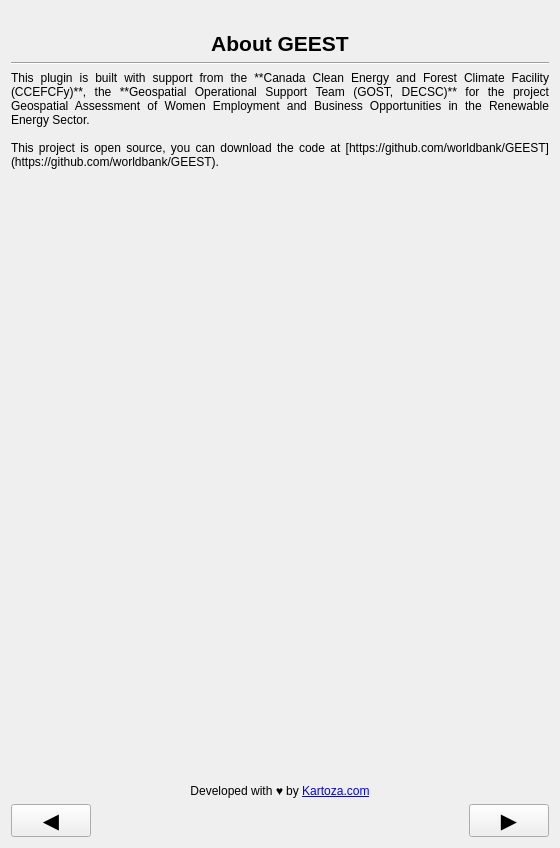
worldbank/GEEST, file geest/ui/credits_panel_base.ui: the form before one commit.
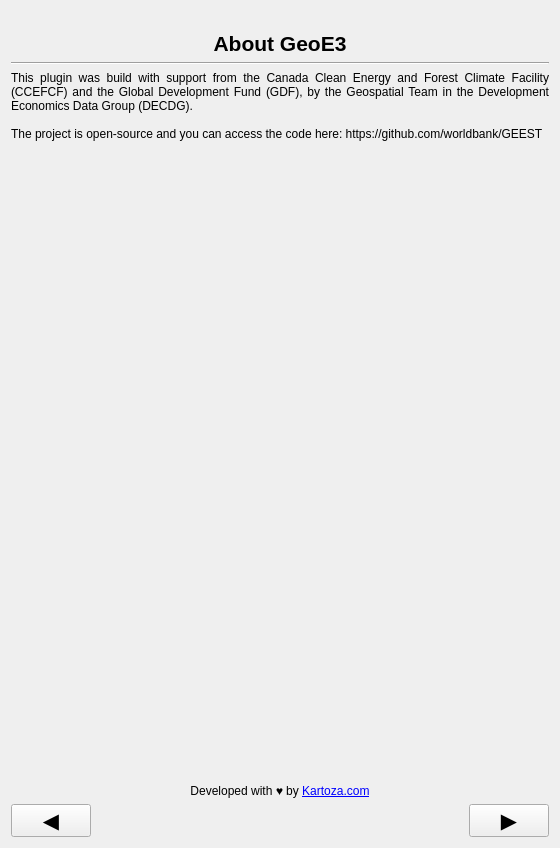
The form after the commit. Icons and pictures are not drawn.

```diff
--- a/geest/ui/credits_panel_base.ui
+++ b/geest/ui/credits_panel_base.ui
@@ -48,7 +48,7 @@
       </sizepolicy>
      </property>
      <property name="text">
-      <string>&lt;html&gt;&lt;head/&gt;&lt;body&gt;&lt;p align=&quot;center&quot;&gt;&lt;span style=&quot; font-size:16pt; font-weight:600;&quot;&gt;About GEEST&lt;/span&gt;&lt;/p&gt;&lt;/body&gt;&lt;/html&gt;</string>
+      <string>&lt;html&gt;&lt;head/&gt;&lt;body&gt;&lt;p align=&quot;center&quot;&gt;&lt;span style=&quot; font-size:16pt; font-weight:600;&quot;&gt;About GeoE3&lt;/span&gt;&lt;/p&gt;&lt;/body&gt;&lt;/html&gt;</string>
      </property>
      <property name="textFormat">
       <enum>Qt::RichText</enum>
@@ -194,9 +194,9 @@
           <string notr="true"/>
          </property>
          <property name="text">
-          <string>This plugin is built with support from the **Canada Clean Energy and Forest Climate Facility (CCEFCFy)**, the **Geospatial Operational Support Team (GOST, DECSC)** for the project Geospatial Assessment of Women Employment and Business Opportunities in the Renewable Energy Sector.
+          <string>This plugin was build with support from the Canada Clean Energy and Forest Climate Facility (CCEFCF) and the Global Development Fund (GDF), by the Geospatial Team in the Development Economics Data Group (DECDG).
 
-This project is open source, you can download the code at [https://github.com/worldbank/GEEST](https://github.com/worldbank/GEEST).</string>
+The project is open-source and you can access the code here: https://github.com/worldbank/GEEST</string>
          </property>
          <property name="textFormat">
           <enum>Qt::MarkdownText</enum>
```
